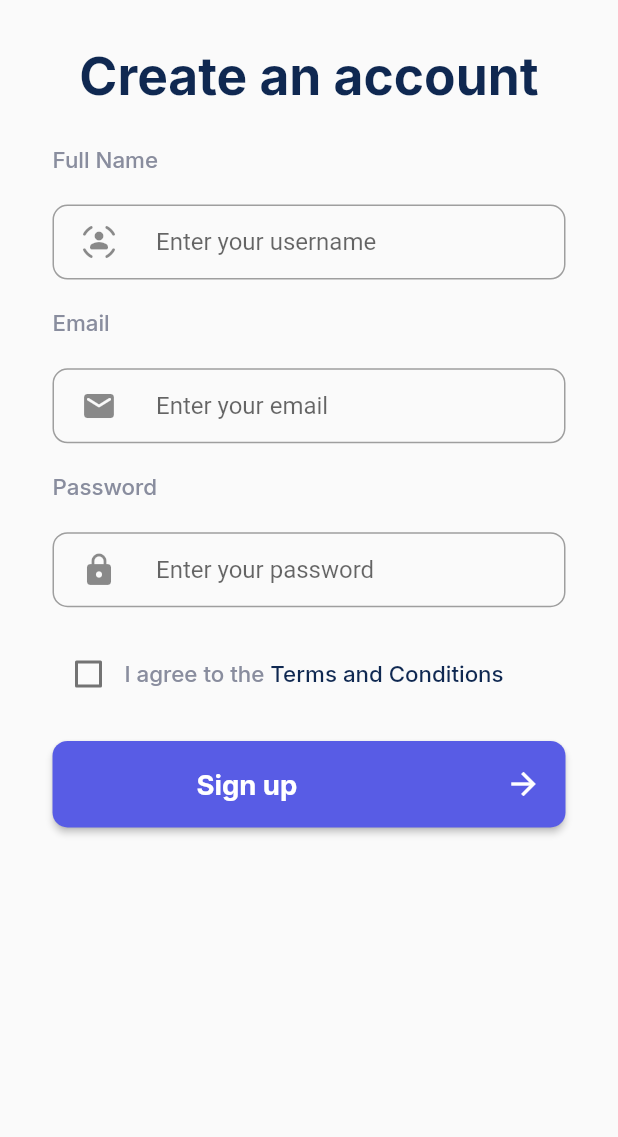
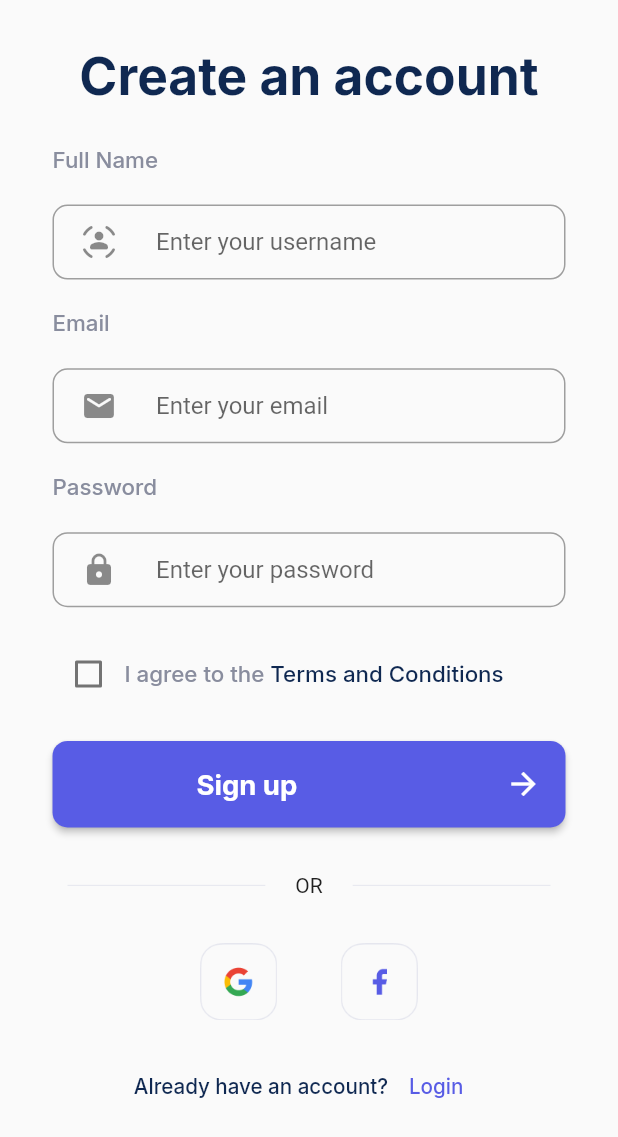
Before and after one commit to sifatullah-haque/health_app, a Flutter app: the screen it shows after launch, on a phone screen of 412 x 824 dp. Shown: the top 1137 px of the screen. Run offline on Flutter 3.47's test engine with Material 2 defaults, Android fonts, the phone set to English and light mode, and no system bars; our stand-ins replace flutter_screenutil, google_fonts, smooth_page_indicator.

Commit message:
signup page complete

```diff
--- a/health/lib/main.dart
+++ b/health/lib/main.dart
@@ -1,9 +1,7 @@
 import 'package:flutter/material.dart';
-import 'package:health/pages/before%20login/onBoarding/introduction%20screen/intro_screen.dart';
-import 'package:health/pages/common_elements/button.dart';
-import 'package:health/pages/while_login/login_page/login_page.dart';
 
-import 'pages/before login/first_page.dart';
+import 'package:health/pages/while_login/sign_up/sign_up.dart';
+
 import 'package:flutter_screenutil/flutter_screenutil.dart';
 
 void main() => runApp(const MyApp());
@@ -18,7 +16,7 @@ class MyApp extends StatelessWidget {
       builder: (context, child) => const MaterialApp(
         debugShowCheckedModeBanner: false,
         title: 'Material App',
-        home: LoginPage(),
+        home: SignUp(),
       ),
     );
   }
--- a/health/lib/pages/while_login/login_page/login_page.dart
+++ /dev/null
@@ -1,44 +0,0 @@
-import 'package:flutter/material.dart';
-import 'package:flutter_screenutil/flutter_screenutil.dart';
-import 'package:google_fonts/google_fonts.dart';
-import 'package:health/constant/my_color.dart';
-
-import '../../common_elements/button.dart';
-import 'checkbox_field.dart';
-import 'input_field.dart';
-
-class LoginPage extends StatelessWidget {
-  const LoginPage({super.key});
-
-  @override
-  Widget build(BuildContext context) {
-    // Create controllers for the name and password fields
-    TextEditingController _nameController = TextEditingController();
-    TextEditingController _passwordController = TextEditingController();
-
-    return SafeArea(
-      child: Scaffold(
-        body: Padding(
-          padding: const EdgeInsets.symmetric(horizontal: 35.0),
-          child: Column(
-            mainAxisAlignment: MainAxisAlignment.start,
-            crossAxisAlignment: CrossAxisAlignment.start,
-            children: [
-              inputField(
-                  nameController: _nameController,
-                  passwordController: _passwordController),
-              SizedBox(height: 20.h),
-              //tick box
-              checkBox(),
-              SizedBox(height: 20.h),
-              // Login button
-              button(
-                text: Text("Sign up"),
-              ),
-            ],
-          ),
-        ),
-      ),
-    );
-  }
-}
--- /dev/null
+++ b/health/lib/pages/while_login/sign_up/sign_up.dart
@@ -0,0 +1,112 @@
+import 'package:flutter/material.dart';
+import 'package:flutter_screenutil/flutter_screenutil.dart';
+import 'package:google_fonts/google_fonts.dart';
+import 'package:health/constant/my_color.dart';
+
+import '../../common_elements/button.dart';
+import 'checkbox_field.dart';
+import 'input_field.dart';
+
+class SignUp extends StatelessWidget {
+  const SignUp({super.key});
+
+  @override
+  Widget build(BuildContext context) {
+    // Create controllers for the name and password fields
+    TextEditingController _nameController = TextEditingController();
+    TextEditingController _passwordController = TextEditingController();
+
+    return SafeArea(
+      child: Scaffold(
+        body: Padding(
+          padding: const EdgeInsets.symmetric(horizontal: 35.0),
+          child: Column(
+            mainAxisAlignment: MainAxisAlignment.start,
+            crossAxisAlignment: CrossAxisAlignment.start,
+            children: [
+              inputField(
+                  nameController: _nameController,
+                  passwordController: _passwordController),
+              SizedBox(height: 20.h),
+              //tick box
+              const checkBox(),
+              SizedBox(height: 20.h),
+              // Login button
+              const button(
+                text: Text("Sign up"),
+              ),
+              SizedBox(
+                height: 20.h,
+              ),
+              Row(children: <Widget>[
+                Expanded(
+                  child: Container(
+                      margin: const EdgeInsets.only(left: 10.0, right: 20.0),
+                      child: const Divider(
+                        color: MyColors.light_grey,
+                        height: 36,
+                      )),
+                ),
+                const Text("OR"),
+                Expanded(
+                  child: Container(
+                      margin: const EdgeInsets.only(left: 20.0, right: 10.0),
+                      child: const Divider(
+                        color: MyColors.light_grey,
+                        height: 36,
+                      )),
+                ),
+              ]),
+              SizedBox(
+                height: 20.h,
+              ),
+              Row(
+                mainAxisAlignment: MainAxisAlignment.center,
+                children: [
+                  Image.asset(
+                    "assets/while_login/google.png",
+                    height: 50.h,
+                    width: 50.w,
+                  ),
+                  SizedBox(
+                    width: 32.w,
+                  ),
+                  Image.asset(
+                    "assets/while_login/fb.png",
+                    height: 50.h,
+                    width: 50.w,
+                  ),
+                ],
+              ),
+              SizedBox(
+                height: 20.h,
+              ),
+              Row(
+                mainAxisAlignment: MainAxisAlignment.center,
+                children: [
+                  Text(
+                    "Already have an account?",
+                    style: GoogleFonts.inter(
+                        fontSize: 12.sp,
+                        fontWeight: FontWeight.w500,
+                        color: MyColors.Deep_Blue),
+                  ),
+                  TextButton(
+                    onPressed: () {},
+                    child: Text(
+                      "Login",
+                      style: GoogleFonts.inter(
+                          fontSize: 12.sp,
+                          color: MyColors.Purple_Plum,
+                          fontWeight: FontWeight.w500),
+                    ),
+                  ),
+                ],
+              )
+            ],
+          ),
+        ),
+      ),
+    );
+  }
+}
--- a/health/pubspec.yaml
+++ b/health/pubspec.yaml
@@ -66,6 +66,7 @@ flutter:
     - assets/common/
     - assets/before_login/
     - assets/after_login/
+    - assets/while_login/
 
   # An image asset can refer to one or more resolution-specific "variants", see
   # https://flutter.dev/assets-and-images/#resolution-aware
```
Also changed, not shown: health/assets/before_login/fb.png (added), health/assets/before_login/google.png (added), health/assets/while_login/fb.png (added), health/assets/while_login/google.png (added), health/lib/pages/while_login/sign_up/checkbox_field.dart (renamed from health/lib/pages/while_login/login_page/checkbox_field.dart), health/lib/pages/while_login/sign_up/input_field.dart (renamed from health/lib/pages/while_login/login_page/input_field.dart).
